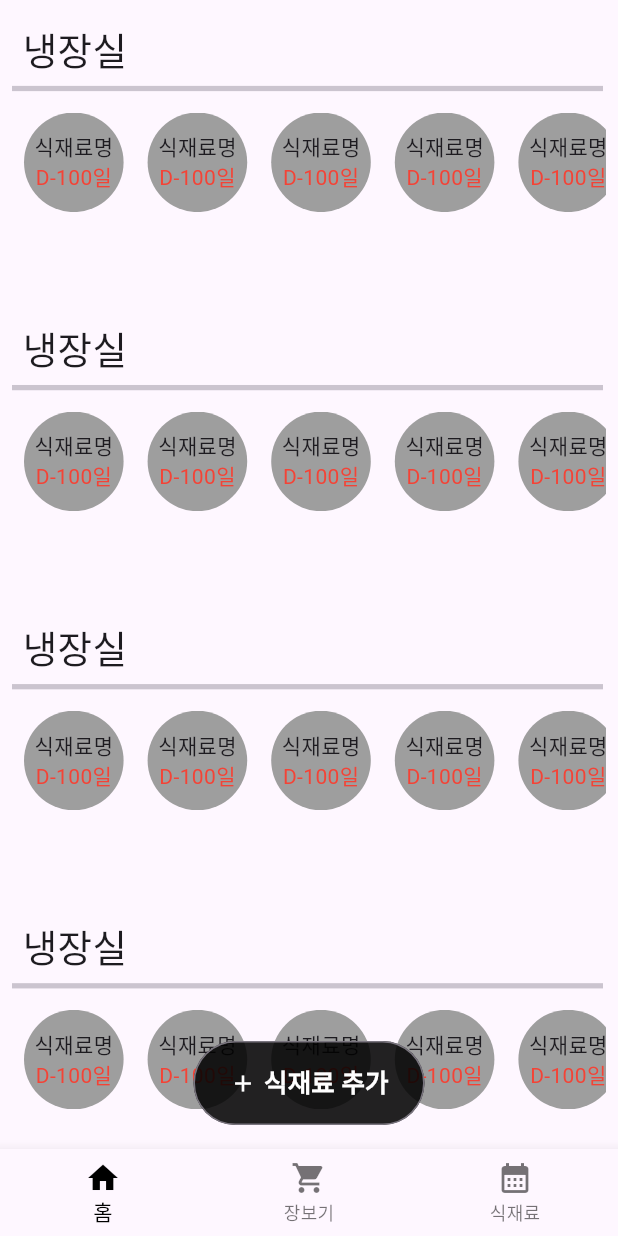
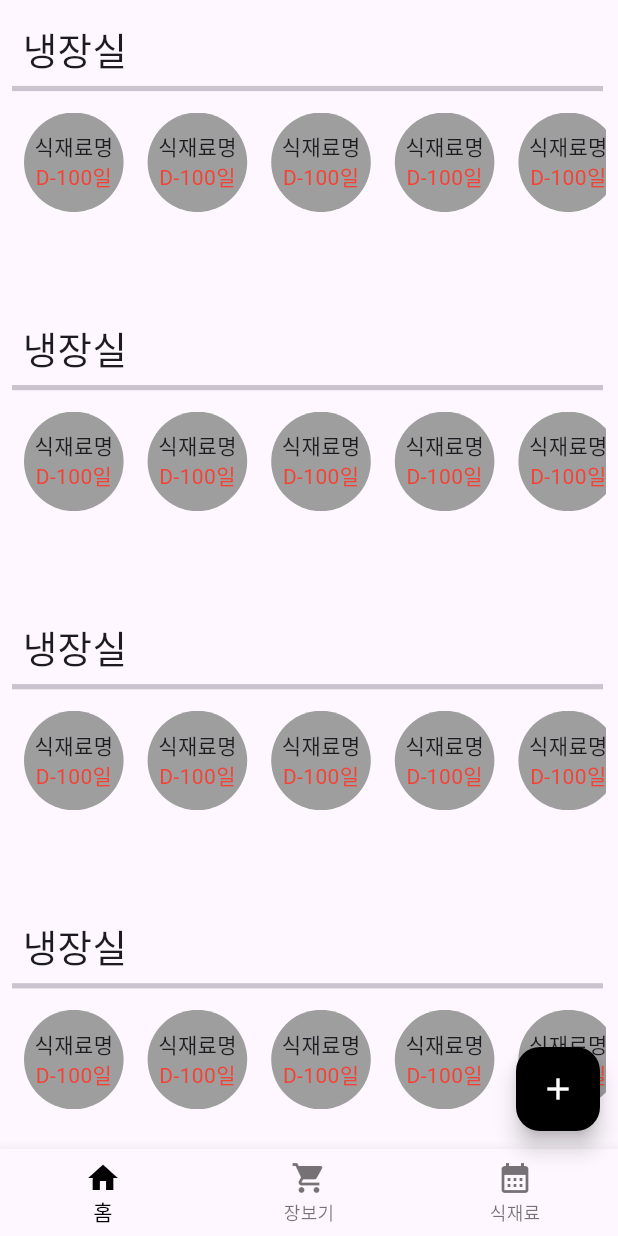
Before and after one commit to seojh5939/RefrigeratorMap, a Flutter app: the screen it shows after launch, on a phone screen of 412 x 824 dp. Run offline on Flutter 3.47's test engine with Material 2 defaults, Android fonts, the phone set to English and light mode, and no system bars; our stand-ins replace shared_preferences, table_calendar.

```diff
--- a/lib/style/color.dart
+++ b/lib/style/color.dart
@@ -5,4 +5,5 @@ class ColorList {
   static Color black = Colors.black;
   static Color white = Colors.white;
   static Color grey = Colors.grey;
+  static Color red = Colors.red;
 }
--- a/lib/view/common/floating_action_button.dart
+++ b/lib/view/common/floating_action_button.dart
@@ -11,39 +11,10 @@ class CustomFloatingActionButton extends StatelessWidget {
 
   @override
   Widget build(BuildContext context) {
-    return OutlinedButton(
-      style: ButtonStyle(
-        backgroundColor: MaterialStatePropertyAll(
-          Colors.black87,
-        ),
-      ),
+    return FloatingActionButton(
+      backgroundColor: ColorList.black,
       onPressed: onTab,
-      child: Padding(
-        padding: const EdgeInsets.only(
-          top: 15,
-          bottom: 15,
-        ),
-        child: Row(
-          mainAxisSize: MainAxisSize.min,
-          children: [
-            Icon(
-              Icons.add,
-              color: ColorList.white,
-            ),
-            SizedBox(
-              width: 5,
-            ),
-            Text(
-              title,
-              style: TextStyle(
-                fontSize: 17,
-                fontWeight: FontWeight.bold,
-                color: ColorList.white,
-              ),
-            ),
-          ],
-        ),
-      ),
+      child: Icon(Icons.add, color: ColorList.white),
     );
   }
 }
--- a/lib/view/home/home_page.dart
+++ b/lib/view/home/home_page.dart
@@ -19,7 +19,7 @@ class HomePage extends StatelessWidget {
           },
         ),
       ),
-      floatingActionButtonLocation: FloatingActionButtonLocation.centerFloat,
+      floatingActionButtonLocation: FloatingActionButtonLocation.miniEndFloat,
       floatingActionButton: CustomFloatingActionButton(
           title: "식재료 추가",
           onTab: () {
```
Also changed, not shown: lib/view/shopping/shopping_item.dart (added, +121 -0 lines), lib/view/shopping/shopping_page.dart (+10 -7 lines), 3 other files.
